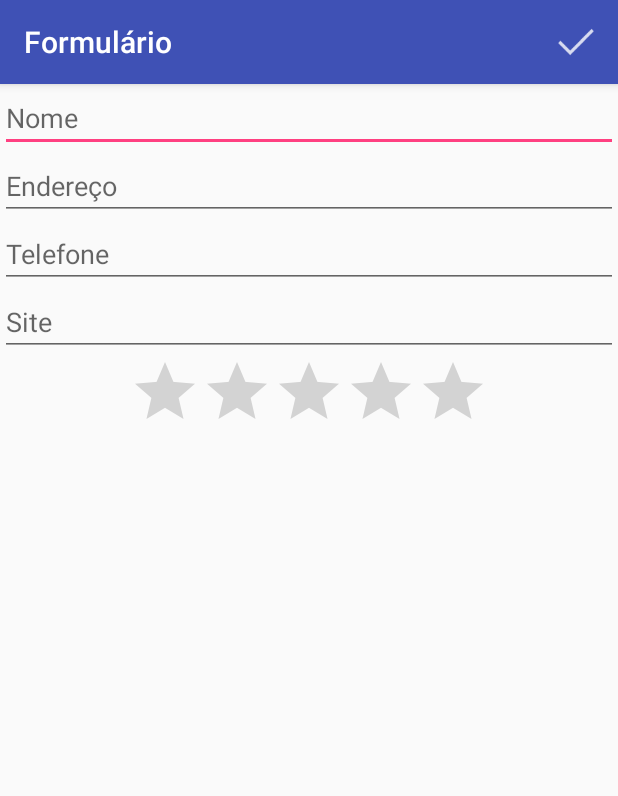
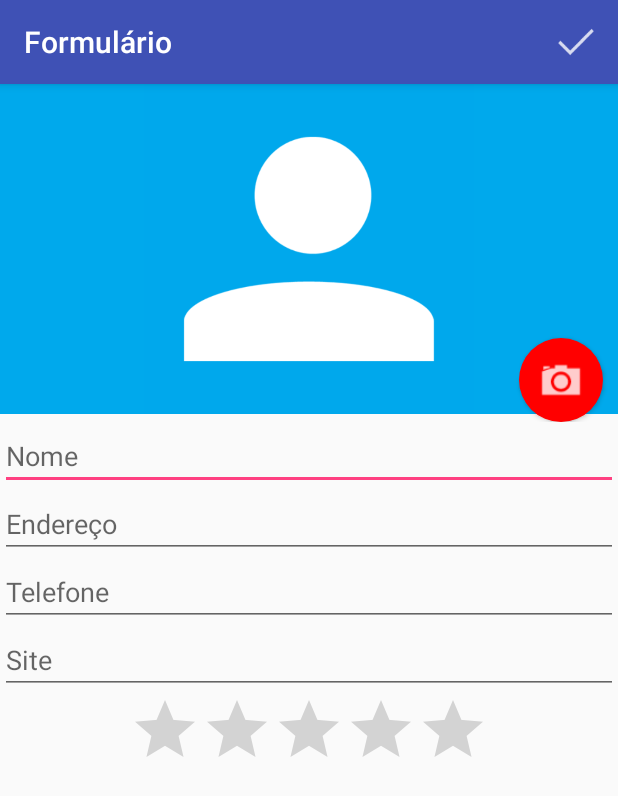
Before and after one commit to ihaas/Agenda, an Android app: the FormularioActivity screen opened directly, with no data from a screen before it, on a phone screen of 412 x 824 dp. Shown: the top 796 px of the screen. Run offline under Robolectric (Android 15) with nearby library versions, the phone set to English and light mode, and no system bars.

Commit message:
Curso Android Alura II - Aula 2

```diff
--- a/app/src/main/java/br/com/alura/agenda/FormularioActivity.java
+++ b/app/src/main/java/br/com/alura/agenda/FormularioActivity.java
@@ -1,18 +1,30 @@
 package br.com.alura.agenda;
 
+import android.app.Activity;
 import android.content.Intent;
+import android.graphics.Bitmap;
+import android.graphics.BitmapFactory;
+import android.net.Uri;
+import android.provider.MediaStore;
 import android.support.v7.app.AppCompatActivity;
 import android.os.Bundle;
 import android.view.Menu;
 import android.view.MenuItem;
+import android.view.View;
+import android.widget.Button;
+import android.widget.ImageView;
 import android.widget.Toast;
+
+import java.io.File;
 
 import br.com.alura.agenda.dao.AlunosDAO;
 import br.com.alura.agenda.model.Alunos;
 
 public class FormularioActivity extends AppCompatActivity {
 
+    public static final int CAMINHO_FOTO = 567;
     private FormularioHelper helper;
+    private String caminhoFoto;
 
     @Override
     protected void onCreate(Bundle savedInstanceState) {
@@ -24,6 +36,27 @@
         Alunos aluno = (Alunos) intent.getSerializableExtra("aluno");
         if (aluno != null) {
             helper.preencheFormulario(aluno);
+        }
+
+        Button tirarFoto = (Button) findViewById(R.id.formulario_botao_foto);
+        tirarFoto.setOnClickListener(new View.OnClickListener() {
+            @Override
+            public void onClick(View v) {
+                Intent vaiParaCamera = new Intent(MediaStore.ACTION_IMAGE_CAPTURE);
+                caminhoFoto = getExternalFilesDir(null) + "/" + System.currentTimeMillis() + ".jpg";
+                File arquivoFoto = new File(caminhoFoto);
+                vaiParaCamera.putExtra(MediaStore.EXTRA_OUTPUT, Uri.fromFile(arquivoFoto));
+                startActivityForResult(vaiParaCamera, CAMINHO_FOTO);
+            }
+        });
+    }
+
+    @Override
+    protected void onActivityResult(int requestCode, int resultCode, Intent data) {
+        if (resultCode == Activity.RESULT_OK) {
+            if (requestCode == CAMINHO_FOTO) {
+                helper.carregaImagem(caminhoFoto);
+            }
         }
     }
 
--- a/app/src/main/java/br/com/alura/agenda/model/Alunos.java
+++ b/app/src/main/java/br/com/alura/agenda/model/Alunos.java
@@ -9,6 +9,7 @@
     private String telefone;
     private String site;
     private Double nota;
+    private String caminhoFoto;
 
     public Long getId() {
         return id;
@@ -58,6 +59,10 @@
         this.nota = nota;
     }
 
+    public String getCaminhoFoto() { return caminhoFoto; }
+
+    public void setCaminhoFoto(String caminhoFoto) { this.caminhoFoto = caminhoFoto; }
+
     @Override
     public String toString() {
         return getId() + " - " + getNome();
--- /dev/null
+++ b/app/src/main/res/drawable/fundo_camera.xml
@@ -0,0 +1,14 @@
+<?xml version="1.0" encoding="utf-8"?>
+<layer-list xmlns:android="http://schemas.android.com/apk/res/android">
+    <item>
+        <shape android:shape="oval">
+            <solid android:color="#ff0000"/>
+            <padding android:bottom="10dp"
+                android:right="10dp"
+                android:left="10dp"
+                android:top="10dp"/>
+        </shape>
+    </item>
+
+    <item android:drawable="@drawable/ic_camera"/>
+</layer-list>
--- a/app/src/main/res/layout/activity_formulario.xml
+++ b/app/src/main/res/layout/activity_formulario.xml
@@ -7,6 +7,29 @@
         android:layout_width="match_parent"
         android:layout_height="match_parent"
         android:orientation="vertical">
+
+        <RelativeLayout
+            android:layout_width="match_parent"
+            android:layout_height="225dp">
+
+            <ImageView
+                android:layout_width="match_parent"
+                android:layout_height="220dp"
+                android:id="@+id/foto_aluno_form"
+                android:src="@drawable/person"
+                android:background="#00A9EC"/>
+
+            <Button
+                android:layout_width="56dp"
+                android:layout_height="56dp"
+                android:id="@+id/formulario_botao_foto"
+                android:layout_alignParentBottom="true"
+                android:layout_alignParentRight="true"
+                android:layout_marginRight="10dp"
+                android:elevation="7dp"
+                android:background="@drawable/fundo_camera"/>
+
+        </RelativeLayout>
 
         <EditText
             android:layout_width="match_parent"
```
Also changed, not shown: app/src/main/java/br/com/alura/agenda/FormularioHelper.java (+17 -0 lines), app/src/main/java/br/com/alura/agenda/dao/AlunosDAO.java (+11 -5 lines).
